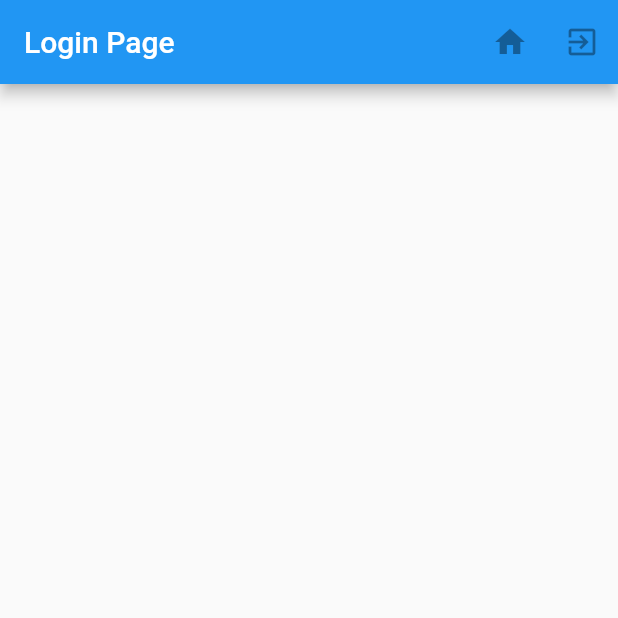
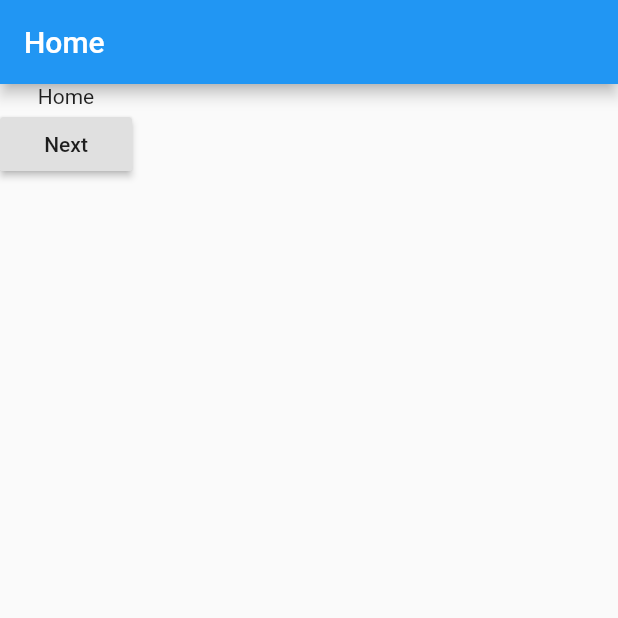
Before and after one commit to MostefaMourad/flutter_basic_projects, a Flutter app: the screen it shows after launch, on a phone screen of 412 x 824 dp, the top half of it. Run offline on Flutter 3.47's test engine with Material 2 defaults, Android fonts, the phone set to English and light mode, and no system bars.

```diff
--- a/flutter_basic_projects/lib/main.dart
+++ b/flutter_basic_projects/lib/main.dart
@@ -1,4 +1,7 @@
 import 'package:flutter/material.dart';
+import 'package:flutter_basic_projects/screens/home.dart';
+import 'package:flutter_basic_projects/screens/second.dart';
+import 'package:flutter_basic_projects/screens/third.dart';
 
 void main() => runApp(MyApp());
 
@@ -13,16 +16,13 @@ class _MyAppState extends State<MyApp>{
   @override
   Widget build(BuildContext context) {
     return new MaterialApp(
-      title: 'Login Demo',
-      home: new Scaffold(
-        appBar: new AppBar(
-          title: new Text('Login Page'),
-          actions: <Widget>[
-            new IconButton(icon:new Icon(Icons.home),onPressed: null,),
-            new IconButton(icon: new Icon(Icons.exit_to_app),onPressed: null,)
-          ],
-        ),
-      ),
+      title: 'Navigation',
+      routes: <String,WidgetBuilder>{
+        '/home' : (BuildContext context) => new Home(),
+        '/second' : (BuildContext context) => new Second(),
+        '/third' : (BuildContext context) => new Third(),
+      },
+      home: new Home(),
     );
   }
 }
--- /dev/null
+++ b/flutter_basic_projects/lib/screens/home.dart
@@ -0,0 +1,20 @@
+import 'package:flutter/material.dart';
+
+class Home extends StatelessWidget {
+@override
+  Widget build(BuildContext context) {
+    return new Scaffold(
+      appBar: new AppBar(
+        title: new Text('Home'),
+      ),
+     body : new Container(child :
+       new Column(
+         children: <Widget>[
+         new Text('Home'),
+         new RaisedButton(child :new Text('Next'),onPressed:(){ Navigator.of(context).pushNamed('/second');},)
+         ],
+       )
+      )
+    );
+  }
+}
```
Also changed, not shown: flutter_basic_projects/lib/screens/second.dart (added, +21 -0 lines), flutter_basic_projects/lib/screens/third.dart (added, +22 -0 lines).
